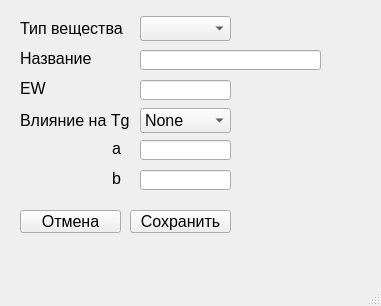
Before: the Qt Designer form Add_material.ui in ivanzuev78/Glass_transition_math, drawn with Qt 5.
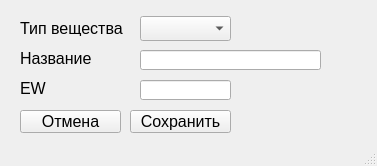
After: the same form once the commit is applied.

Commit message: Добавлено окно для влияния веществ на стекло. Добавил возможность калькулятора в строку с процентами. Поменял структуру БД

What changed in the file:
```diff
--- a/Add_material.ui
+++ b/Add_material.ui
@@ -6,8 +6,8 @@
    <rect>
     <x>0</x>
     <y>0</y>
-    <width>381</width>
-    <height>306</height>
+    <width>377</width>
+    <height>166</height>
    </rect>
   </property>
   <property name="font">
@@ -103,122 +103,11 @@
      <string>EW</string>
     </property>
    </widget>
-   <widget class="QLabel" name="label_4">
-    <property name="geometry">
-     <rect>
-      <x>20</x>
-      <y>100</y>
-      <width>121</width>
-      <height>41</height>
-     </rect>
-    </property>
-    <property name="font">
-     <font>
-      <pointsize>12</pointsize>
-     </font>
-    </property>
-    <property name="text">
-     <string>Влияние на Tg</string>
-    </property>
-   </widget>
-   <widget class="QComboBox" name="tg_inf_type">
-    <property name="geometry">
-     <rect>
-      <x>140</x>
-      <y>108</y>
-      <width>91</width>
-      <height>25</height>
-     </rect>
-    </property>
-    <item>
-     <property name="text">
-      <string>None</string>
-     </property>
-    </item>
-    <item>
-     <property name="text">
-      <string>Line</string>
-     </property>
-    </item>
-    <item>
-     <property name="text">
-      <string>Exp</string>
-     </property>
-    </item>
-   </widget>
-   <widget class="QLabel" name="label_5">
-    <property name="geometry">
-     <rect>
-      <x>20</x>
-      <y>140</y>
-      <width>101</width>
-      <height>16</height>
-     </rect>
-    </property>
-    <property name="font">
-     <font>
-      <pointsize>12</pointsize>
-     </font>
-    </property>
-    <property name="layoutDirection">
-     <enum>Qt::LeftToRight</enum>
-    </property>
-    <property name="text">
-     <string>a</string>
-    </property>
-    <property name="alignment">
-     <set>Qt::AlignRight|Qt::AlignTrailing|Qt::AlignVCenter</set>
-    </property>
-   </widget>
-   <widget class="QLabel" name="label_6">
-    <property name="geometry">
-     <rect>
-      <x>20</x>
-      <y>170</y>
-      <width>101</width>
-      <height>16</height>
-     </rect>
-    </property>
-    <property name="font">
-     <font>
-      <pointsize>12</pointsize>
-     </font>
-    </property>
-    <property name="layoutDirection">
-     <enum>Qt::LeftToRight</enum>
-    </property>
-    <property name="text">
-     <string>b</string>
-    </property>
-    <property name="alignment">
-     <set>Qt::AlignRight|Qt::AlignTrailing|Qt::AlignVCenter</set>
-    </property>
-   </widget>
-   <widget class="QLineEdit" name="koef_a">
-    <property name="geometry">
-     <rect>
-      <x>140</x>
-      <y>140</y>
-      <width>91</width>
-      <height>20</height>
-     </rect>
-    </property>
-   </widget>
-   <widget class="QLineEdit" name="koef_b">
-    <property name="geometry">
-     <rect>
-      <x>140</x>
-      <y>170</y>
-      <width>91</width>
-      <height>20</height>
-     </rect>
-    </property>
-   </widget>
    <widget class="QPushButton" name="save_but">
     <property name="geometry">
      <rect>
       <x>130</x>
-      <y>210</y>
+      <y>110</y>
       <width>101</width>
       <height>23</height>
      </rect>
@@ -231,7 +120,7 @@
     <property name="geometry">
      <rect>
       <x>20</x>
-      <y>210</y>
+      <y>110</y>
       <width>101</width>
       <height>23</height>
      </rect>
```
The commit also changes 6 other files.
